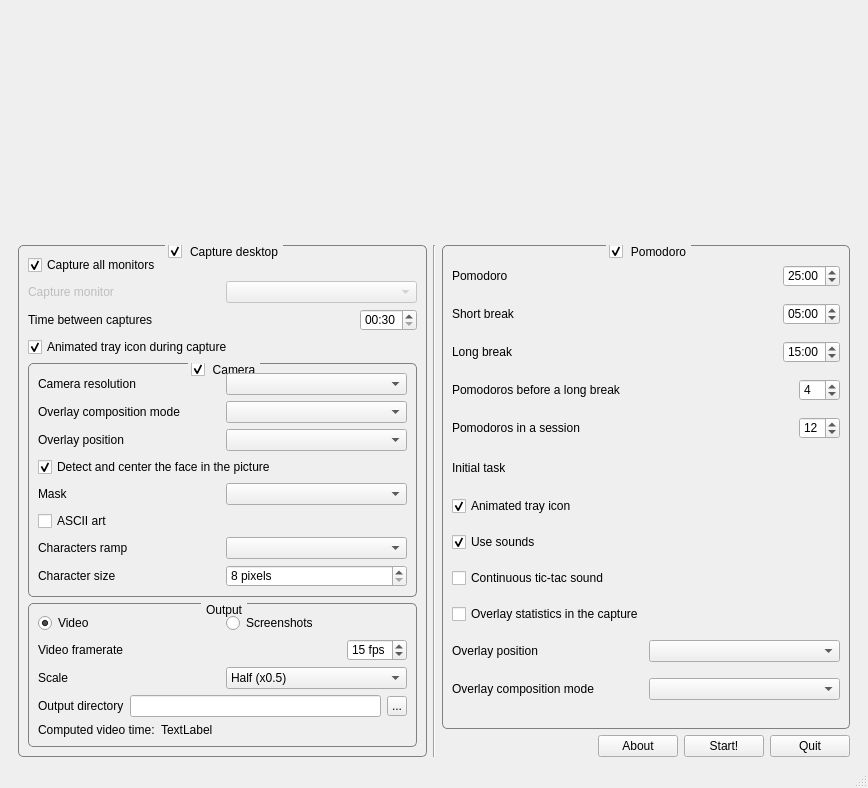
Old version of the form MainWindow.ui in the repository FelixdelasPozas/pomodorotimelapse.
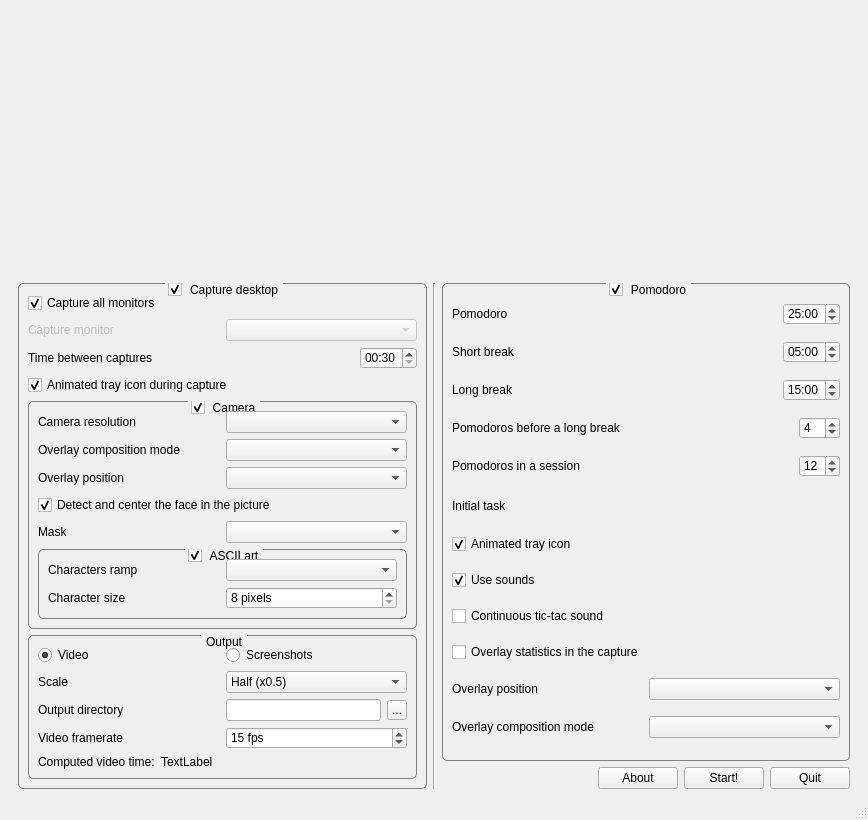
New version of the form. Icons and pictures are not drawn.

```diff
--- a/MainWindow.ui
+++ b/MainWindow.ui
@@ -7,7 +7,7 @@
     <x>0</x>
     <y>0</y>
     <width>868</width>
-    <height>788</height>
+    <height>820</height>
    </rect>
   </property>
   <property name="windowTitle">
@@ -318,36 +318,32 @@
               </layout>
              </item>
              <item>
-              <widget class="QCheckBox" name="m_ASCIIart">
-               <property name="text">
+              <widget class="QGroupBox" name="m_ASCIIart">
+               <property name="toolTip">
+                <string>Convert camera image into ASCII art.</string>
+               </property>
+               <property name="title">
                 <string>ASCII art</string>
                </property>
-              </widget>
-             </item>
-             <item>
-              <layout class="QHBoxLayout" name="m_rampLayout">
-               <item>
+               <property name="checkable">
+                <bool>true</bool>
+               </property>
+               <layout class="QGridLayout" name="gridLayout">
+                <item row="0" column="0">
                 <widget class="QLabel" name="label_12">
                  <property name="text">
                   <string>Characters ramp</string>
                  </property>
                 </widget>
                </item>
-               <item>
-                <widget class="QComboBox" name="m_rampCombo"/>
-               </item>
-              </layout>
-             </item>
-             <item>
-              <layout class="QHBoxLayout" name="m_rampCharLayout">
-               <item>
-                <widget class="QLabel" name="label_14">
-                 <property name="text">
-                  <string>Character size</string>
+                <item row="0" column="1">
+                 <widget class="QComboBox" name="m_rampCombo">
+                  <property name="toolTip">
+                   <string>Select the characters to use.</string>
                  </property>
                 </widget>
                </item>
-               <item>
+                <item row="1" column="1">
                 <widget class="QSpinBox" name="m_rampCharacterSize">
                  <property name="suffix">
                   <string> pixels</string>
@@ -360,7 +356,18 @@
                  </property>
                 </widget>
                </item>
-              </layout>
+                <item row="1" column="0">
+                 <widget class="QLabel" name="label_14">
+                  <property name="toolTip">
+                   <string>Adjust the characters size.</string>
+                  </property>
+                  <property name="text">
+                   <string>Character size</string>
+                  </property>
+                 </widget>
+                </item>
+               </layout>
+              </widget>
              </item>
             </layout>
            </widget>
@@ -372,32 +379,15 @@
             </property>
             <layout class="QVBoxLayout" name="verticalLayout_5">
              <item>
-              <layout class="QHBoxLayout" name="horizontalLayout_20">
-               <item>
-                <widget class="QRadioButton" name="m_videoRadioButton">
-                 <property name="text">
-                  <string>Video</string>
-                 </property>
-                 <property name="checked">
-                  <bool>true</bool>
-                 </property>
-                </widget>
-               </item>
-               <item>
+              <layout class="QGridLayout" name="gridLayout_3" columnstretch="1,1">
+               <item row="0" column="1">
                 <widget class="QRadioButton" name="m_screenshotsRadioButton">
                  <property name="text">
                   <string>Screenshots</string>
                  </property>
                 </widget>
                </item>
-              </layout>
-             </item>
-             <item>
-              <layout class="QHBoxLayout" name="horizontalLayout_16" stretch="1,0">
-               <property name="topMargin">
-                <number>0</number>
-               </property>
-               <item>
+               <item row="5" column="0">
                 <widget class="QLabel" name="m_fpsLabel">
                  <property name="toolTip">
                   <string>Frame rate of the output video.</string>
@@ -407,36 +397,27 @@
                  </property>
                 </widget>
                </item>
-               <item>
-                <widget class="QSpinBox" name="m_fps">
+               <item row="0" column="0">
+                <widget class="QRadioButton" name="m_videoRadioButton">
+                 <property name="text">
+                  <string>Video</string>
+                 </property>
+                 <property name="checked">
+                  <bool>true</bool>
+                 </property>
+                </widget>
+               </item>
+               <item row="2" column="0">
+                <widget class="QLabel" name="m_outputDirLabel">
                  <property name="toolTip">
                   <string>Sets the frame rate of the output video.</string>
                  </property>
-                 <property name="suffix">
-                  <string> fps</string>
-                 </property>
-                 <property name="minimum">
-                  <number>5</number>
-                 </property>
-                 <property name="maximum">
-                  <number>30</number>
-                 </property>
-                 <property name="singleStep">
-                  <number>5</number>
-                 </property>
-                 <property name="value">
-                  <number>15</number>
+                 <property name="text">
+                  <string>Output directory</string>
                  </property>
                 </widget>
                </item>
-              </layout>
-             </item>
-             <item>
-              <layout class="QHBoxLayout" name="horizontalLayout_14" stretch="0,0">
-               <property name="topMargin">
-                <number>0</number>
-               </property>
-               <item>
+               <item row="1" column="0">
                 <widget class="QLabel" name="label_6">
                  <property name="toolTip">
                   <string>Scale modification of the output</string>
@@ -446,7 +427,7 @@
                  </property>
                 </widget>
                </item>
-               <item>
+               <item row="1" column="1">
                 <widget class="QComboBox" name="m_scaleComboBox">
                  <property name="toolTip">
                   <string>Sets the scale modification of the output.</string>
@@ -482,23 +463,11 @@
                  </item>
                 </widget>
                </item>
-              </layout>
-             </item>
-             <item>
+               <item row="2" column="1">
               <layout class="QHBoxLayout" name="horizontalLayout_13">
                <property name="topMargin">
                 <number>0</number>
                </property>
-               <item>
-                <widget class="QLabel" name="m_outputDirLabel">
-                 <property name="toolTip">
-                  <string>Directory of the output files.</string>
-                 </property>
-                 <property name="text">
-                  <string>Output directory</string>
-                 </property>
-                </widget>
-               </item>
                <item>
                 <widget class="QLineEdit" name="m_dirEditLabel">
                  <property name="toolTip">
@@ -529,14 +498,51 @@
                  <property name="text">
                   <string>...</string>
                  </property>
+                   <property name="icon">
+                    <iconset resource="rsc/resources.qrc">
+                     <normaloff>:/DesktopCapture/folder.svg</normaloff>:/DesktopCapture/folder.svg</iconset>
+                   </property>
+                   <property name="iconSize">
+                    <size>
+                     <width>20</width>
+                     <height>20</height>
+                    </size>
+                   </property>
                 </widget>
                </item>
               </layout>
              </item>
+               <item row="5" column="1">
+                <widget class="QSpinBox" name="m_fps">
+                 <property name="toolTip">
+                  <string>Sets the frame rate of the output video.</string>
+                 </property>
+                 <property name="suffix">
+                  <string> fps</string>
+                 </property>
+                 <property name="minimum">
+                  <number>5</number>
+                 </property>
+                 <property name="maximum">
+                  <number>30</number>
+                 </property>
+                 <property name="singleStep">
+                  <number>5</number>
+                 </property>
+                 <property name="value">
+                  <number>15</number>
+                 </property>
+                </widget>
+               </item>
+              </layout>
+             </item>
              <item>
-              <layout class="QHBoxLayout" name="horizontalLayout_21" stretch="0,1">
+              <layout class="QHBoxLayout" name="horizontalLayout_14" stretch="0,1">
                <item>
-                <widget class="QLabel" name="label_13">
+                <widget class="QLabel" name="m_computedTimeLabel">
+                 <property name="toolTip">
+                  <string>Video duration statistics.</string>
+                 </property>
                  <property name="text">
                   <string>Computed video time:</string>
                  </property>
@@ -547,6 +553,9 @@
                  <property name="text">
                   <string>TextLabel</string>
                  </property>
+                 <property name="wordWrap">
+                  <bool>true</bool>
+                 </property>
                 </widget>
                </item>
               </layout>
@@ -878,6 +887,12 @@
               <property name="text">
                <string>Use sounds</string>
               </property>
+              <property name="iconSize">
+               <size>
+                <width>24</width>
+                <height>24</height>
+               </size>
+              </property>
               <property name="checked">
                <bool>true</bool>
               </property>
```
Left out of the diff: 11 changed lines with no effect on the pictures. Lines whose indentation alone changed are shown as unchanged.
